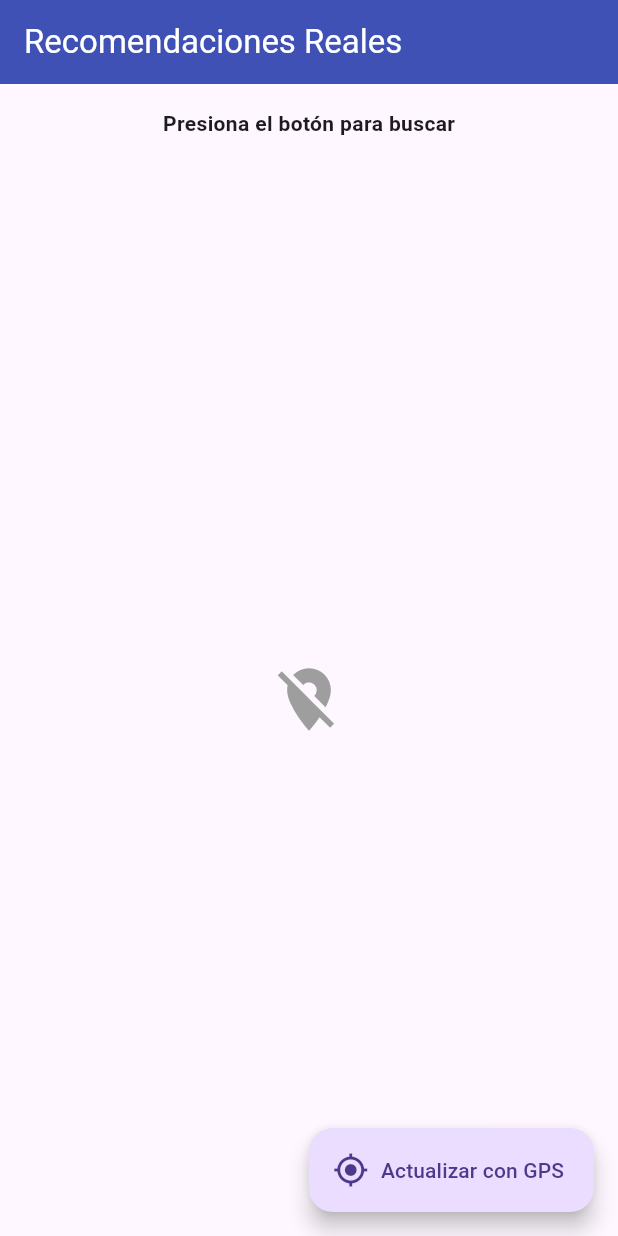
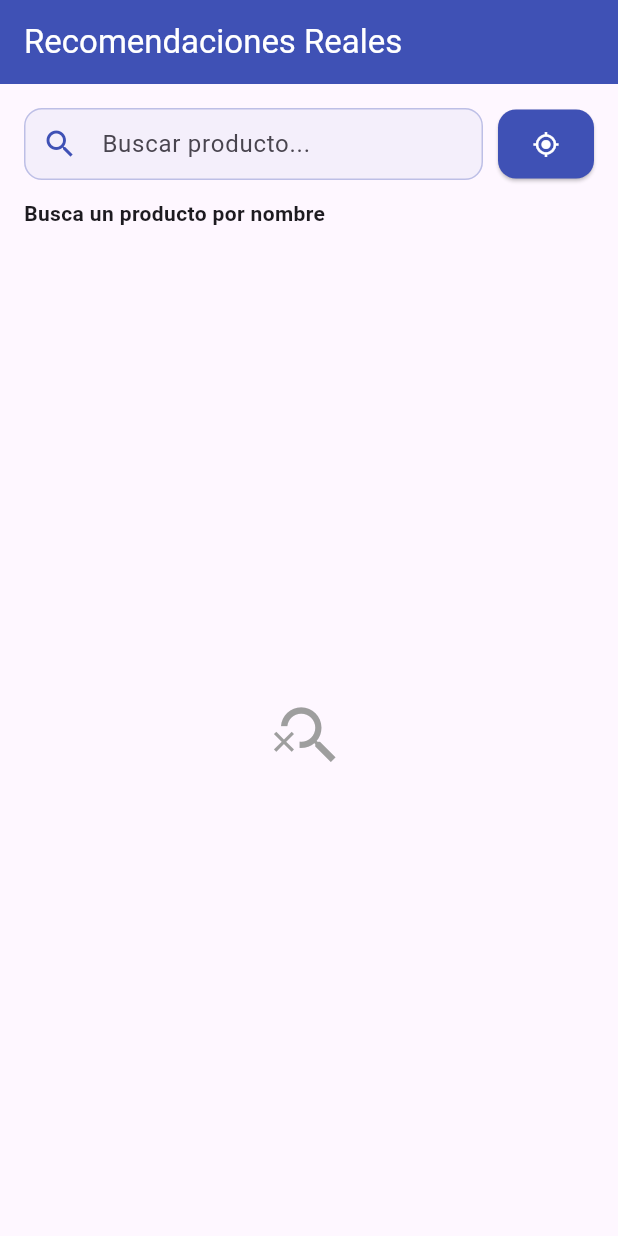
Before and after one commit to penaabraham/app-recomendacion-geolocalizada, a Flutter app: the screen it shows after launch, on a phone screen of 412 x 824 dp. Run offline on Flutter 3.47's test engine with Material 3 defaults, Android fonts, the phone set to English and light mode, and no system bars; our stand-ins replace geolocator.

Commit message:
feat: search bar

```diff
--- a/frontend/lib/main.dart
+++ b/frontend/lib/main.dart
@@ -27,32 +27,40 @@ class RecsPage extends StatefulWidget {
 
 class _RecsPageState extends State<RecsPage> {
   List recommendations = [];
+  List filteredRecommendations = [];
   bool isLoading = false;
-  String statusMessage = "Presiona el botón para buscar";
+  String statusMessage = "Busca un producto por nombre";
 
-  // FUNCIÓN PARA OBTENER EL GPS Y LLAMAR AL BACKEND
+  final TextEditingController _searchController = TextEditingController();
+
+  @override
+  void dispose() {
+    _searchController.dispose();
+    super.dispose();
+  }
+
   Future<void> getRecommendations() async {
+    final query = _searchController.text.trim();
+
     setState(() {
       isLoading = true;
       statusMessage = "Obteniendo ubicación...";
     });
 
     try {
-      // 1. Verificar/Pedir permisos de GPS
       LocationPermission permission = await Geolocator.checkPermission();
       if (permission == LocationPermission.denied) {
         permission = await Geolocator.requestPermission();
       }
 
-      // 2. Obtener coordenadas actuales
       Position position = await Geolocator.getCurrentPosition(
-        desiredAccuracy: LocationAccuracy.high
+        desiredAccuracy: LocationAccuracy.high,
       );
 
       setState(() => statusMessage = "Consultando Algoritmo...");
 
-      // Enviamos lat y lon como parámetros en la URL
-      final url = 'https://app-recomendacion-geolocalizada.onrender.com/recomendar/1?lat=${position.latitude}&lon=${position.longitude}';
+      final url =
+          'https://app-recomendacion-geolocalizada.onrender.com/recomendar/1?lat=${position.latitude}&lon=${position.longitude}';
 
       final response = await http.get(Uri.parse(url));
 
@@ -60,14 +68,14 @@ class _RecsPageState extends State<RecsPage> {
         final decodedData = json.decode(response.body);
 
         setState(() {
-          // VALIDACIÓN CLAVE: Verificamos si es una lista o un mapa de error
           if (decodedData is List) {
             recommendations = decodedData;
-            statusMessage = "Cerca de ti:";
-          } else if (decodedData is Map && decodedData.containsKey('error_interno')) {
-            // Si el backend mandó el JSON de error que configuramos
+            _applyFilter(query);
+          } else if (decodedData is Map &&
+              decodedData.containsKey('error_interno')) {
             statusMessage = "Error Algoritmo: ${decodedData['error_interno']}";
             recommendations = [];
+            filteredRecommendations = [];
           } else {
             statusMessage = "Respuesta inesperada del servidor";
           }
@@ -86,6 +94,24 @@ class _RecsPageState extends State<RecsPage> {
       });
     }
   }
+
+  void _applyFilter(String query) {
+    if (query.isEmpty) {
+      filteredRecommendations = List.from(recommendations);
+      statusMessage = "Cerca de ti:";
+    } else {
+      filteredRecommendations = recommendations
+          .where((item) => item['name']
+              .toString()
+              .toLowerCase()
+              .contains(query.toLowerCase()))
+          .toList();
+      statusMessage = filteredRecommendations.isEmpty
+          ? "Sin resultados para \"$query\""
+          : "Resultados para \"$query\":";
+    }
+  }
+
   @override
   Widget build(BuildContext context) {
     return Scaffold(
@@ -96,76 +122,181 @@ class _RecsPageState extends State<RecsPage> {
       ),
       body: Column(
         children: [
+          // BARRA DE BÚSQUEDA + BOTÓN GPS
           Padding(
-            padding: const EdgeInsets.all(16.0),
-            child: Text(statusMessage, style: const TextStyle(fontWeight: FontWeight.bold)),
+            padding: const EdgeInsets.fromLTRB(16, 16, 16, 8),
+            child: Row(
+              children: [
+                Expanded(
+                  child: TextField(
+                    controller: _searchController,
+                    textInputAction: TextInputAction.search,
+                    onSubmitted: (_) => getRecommendations(),
+                    decoration: InputDecoration(
+                      hintText: 'Buscar producto...',
+                      prefixIcon:
+                          const Icon(Icons.search, color: Colors.indigo),
+                      suffixIcon: _searchController.text.isNotEmpty
+                          ? IconButton(
+                              icon: const Icon(Icons.clear, color: Colors.grey),
+                              onPressed: () {
+                                _searchController.clear();
+                                setState(() => _applyFilter(''));
+                              },
+                            )
+                          : null,
+                      filled: true,
+                      fillColor: Colors.indigo.withOpacity(0.05),
+                      contentPadding: const EdgeInsets.symmetric(vertical: 0),
+                      border: OutlineInputBorder(
+                        borderRadius: BorderRadius.circular(12),
+                        borderSide: BorderSide(
+                            color: Colors.indigo.withOpacity(0.3)),
+                      ),
+                      enabledBorder: OutlineInputBorder(
+                        borderRadius: BorderRadius.circular(12),
+                        borderSide: BorderSide(
+                            color: Colors.indigo.withOpacity(0.3)),
+                      ),
+                      focusedBorder: OutlineInputBorder(
+                        borderRadius: BorderRadius.circular(12),
+                        borderSide:
+                            const BorderSide(color: Colors.indigo, width: 2),
+                      ),
+                    ),
+                    onChanged: (value) {
+                      setState(() {
+                        if (recommendations.isNotEmpty) _applyFilter(value);
+                      });
+                    },
+                  ),
+                ),
+                const SizedBox(width: 10),
+                ElevatedButton(
+                  onPressed: isLoading ? null : getRecommendations,
+                  style: ElevatedButton.styleFrom(
+                    backgroundColor: Colors.indigo,
+                    foregroundColor: Colors.white,
+                    padding: const EdgeInsets.symmetric(
+                        horizontal: 16, vertical: 14),
+                    shape: RoundedRectangleBorder(
+                      borderRadius: BorderRadius.circular(12),
+                    ),
+                  ),
+                  child: const Icon(Icons.gps_fixed),
+                ),
+              ],
+            ),
           ),
+
+          // MENSAJE DE ESTADO
+          Padding(
+            padding:
+                const EdgeInsets.symmetric(horizontal: 16, vertical: 4),
+            child: Align(
+              alignment: Alignment.centerLeft,
+              child: Text(
+                statusMessage,
+                style:
+                    const TextStyle(fontWeight: FontWeight.bold),
+              ),
+            ),
+          ),
+
+          // LISTA DE RESULTADOS
           Expanded(
             child: isLoading
                 ? const Center(child: CircularProgressIndicator())
-                : recommendations.isEmpty
-                    ? const Center(child: Icon(Icons.location_off, size: 50, color: Colors.grey))
+                : filteredRecommendations.isEmpty
+                    ? const Center(
+                        child: Icon(Icons.search_off,
+                            size: 50, color: Colors.grey),
+                      )
                     : ListView.builder(
-                        itemCount: recommendations.length,
+                        itemCount: filteredRecommendations.length,
                         itemBuilder: (context, index) {
-                          final item = recommendations[index];
-                          // Redondeamos el rating a 1 decimal
-                          final double rating = double.tryParse(item['avg_rating'].toString()) ?? 0.0;
+                          final item = filteredRecommendations[index];
+                          final double rating =
+                              double.tryParse(
+                                      item['avg_rating'].toString()) ??
+                                  0.0;
                           return Card(
                             elevation: 3,
-                            margin: const EdgeInsets.symmetric(horizontal: 15, vertical: 8),
-                            shape: RoundedRectangleBorder(borderRadius: BorderRadius.circular(12)),
+                            margin: const EdgeInsets.symmetric(
+                                horizontal: 15, vertical: 8),
+                            shape: RoundedRectangleBorder(
+                                borderRadius:
+                                    BorderRadius.circular(12)),
                             child: ListTile(
                               leading: CircleAvatar(
-                                backgroundColor: Colors.indigo.withOpacity(0.1),
-                                child: const Icon(Icons.shopping_bag, color: Colors.indigo),
+                                backgroundColor:
+                                    Colors.indigo.withOpacity(0.1),
+                                child: const Icon(Icons.shopping_bag,
+                                    color: Colors.indigo),
                               ),
-                              title: Text(item['name'], style: const TextStyle(fontWeight: FontWeight.bold)),
+                              title: Text(item['name'],
+                                  style: const TextStyle(
+                                      fontWeight: FontWeight.bold)),
                               subtitle: Column(
-                                crossAxisAlignment: CrossAxisAlignment.start,
+                                crossAxisAlignment:
+                                    CrossAxisAlignment.start,
                                 children: [
                                   const SizedBox(height: 4),
                                   Row(
                                     children: [
-                                      const Icon(Icons.location_on, size: 14, color: Colors.red),
+                                      const Icon(Icons.location_on,
+                                          size: 14, color: Colors.red),
                                       Text(" ${item['distance']}"),
                                       const SizedBox(width: 15),
-                                      const Icon(Icons.star, size: 14, color: Colors.amber),
-                                      Text(" ${rating.toStringAsFixed(1)}"), // <--- Redondeo aquí
+                                      const Icon(Icons.star,
+                                          size: 14,
+                                          color: Colors.amber),
+                                      Text(
+                                          " ${rating.toStringAsFixed(1)}"),
                                     ],
                                   ),
                                   const SizedBox(height: 8),
-                                  // Mostramos las razones como "Chips" o etiquetas
                                   Wrap(
                                     spacing: 5,
-                                    children: (item['reason'] as String).split(',').map<String>((r) => r.trim()).where((r) => r.isNotEmpty).map<Widget>((r) {
+                                    children: (item['reason'] as String)
+                                        .split(',')
+                                        .map<String>(
+                                            (r) => r.trim())
+                                        .where((r) => r.isNotEmpty)
+                                        .map<Widget>((r) {
                                       return Container(
-                                        padding: const EdgeInsets.symmetric(horizontal: 8, vertical: 2),
+                                        padding:
+                                            const EdgeInsets.symmetric(
+                                                horizontal: 8,
+                                                vertical: 2),
                                         decoration: BoxDecoration(
-                                          color: Colors.green.withOpacity(0.1),
-                                          borderRadius: BorderRadius.circular(10),
-                                          border: Border.all(color: Colors.green.withOpacity(0.3))
+                                          color: Colors.green
+                                              .withOpacity(0.1),
+                                          borderRadius:
+                                              BorderRadius.circular(
+                                                  10),
+                                          border: Border.all(
+                                              color: Colors.green
+                                                  .withOpacity(0.3)),
                                         ),
                                         child: Text(
                                           "✓ $r",
-                                          style: const TextStyle(fontSize: 10, color: Colors.green),
+                                          style: const TextStyle(
+                                              fontSize: 10,
+                                              color: Colors.green),
                                         ),
                                       );
                                     }).toList(),
-                                  )
+                                  ),
                                 ],
                               ),
                             ),
-                          );},
+                          );
+                        },
                       ),
           ),
         ],
       ),
-      floatingActionButton: FloatingActionButton.extended(
-        onPressed: getRecommendations,
-        label: const Text("Actualizar con GPS"),
-        icon: const Icon(Icons.gps_fixed),
-      ),
     );
   }
 }
```
